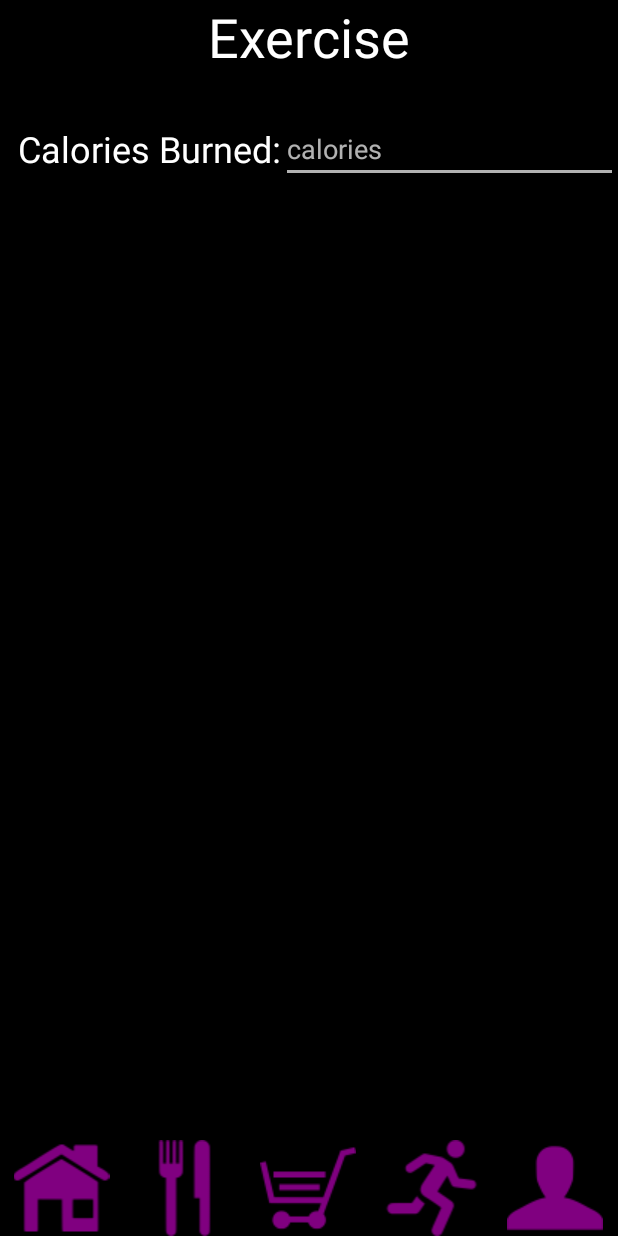
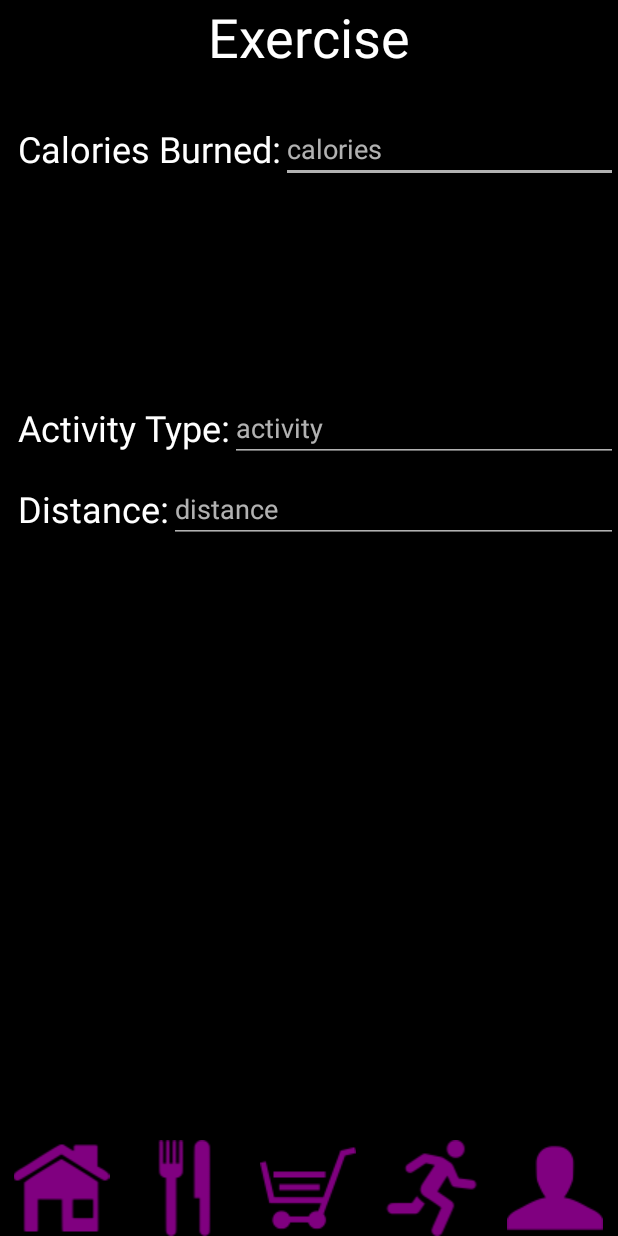
Before and after one commit to tilwe28/FitnessApp, an Android app: the Exercise screen opened directly, with no data from a screen before it, on a phone screen of 412 x 824 dp. Run offline under Robolectric (Android 15) with nearby library versions, the phone set to English and light mode, and no system bars; Roboto replaces fonts that are not available here.

Commit message:
deleted login

```diff
--- a/app/src/main/AndroidManifest.xml
+++ b/app/src/main/AndroidManifest.xml
@@ -15,8 +15,7 @@
         <activity android:name=".Exercise" />
         <activity android:name=".Diary" />
         <activity android:name=".Meals" />
-        <activity android:name=".Home" />
-        <activity android:name=".Login" >
+        <activity android:name=".Home">
             <intent-filter>
                 <action android:name="android.intent.action.MAIN" />
 
--- a/app/src/main/java/com/example/fitnessapp/Login.java
+++ /dev/null
@@ -1,6 +0,0 @@
-package com.example.fitnessapp;
-
-import android.app.Activity;
-
-public class Login extends Activity {
-}
--- a/app/src/main/res/layout/activity_exercise.xml
+++ b/app/src/main/res/layout/activity_exercise.xml
@@ -59,4 +59,64 @@
         app:layout_constraintStart_toEndOf="@+id/id_exercise_textView_manualInput"
         app:layout_constraintTop_toTopOf="@+id/id_exercise_textView_manualInput" />
 
+    <TextView
+        android:id="@+id/id_exercise_textView_activity"
+        android:layout_width="wrap_content"
+        android:layout_height="wrap_content"
+        android:text="Activity Type:"
+        android:textColor="#FFFFFF"
+        android:textSize="24sp"
+        app:layout_constraintBottom_toTopOf="@+id/navigationView"
+        app:layout_constraintStart_toStartOf="@+id/id_exercise_textView_manualInput"
+        app:layout_constraintTop_toBottomOf="@+id/id_exercise_textView_manualInput"
+        app:layout_constraintVertical_bias="0.25" />
+
+    <EditText
+        android:id="@+id/id_exercise_editText_activity"
+        android:layout_width="0dp"
+        android:layout_height="wrap_content"
+        android:alpha="0.7"
+        android:backgroundTint="#FFFFFF"
+        android:ems="10"
+        android:inputType="textPersonName"
+        android:onClick="clearText"
+        android:text="activity"
+        android:textColor="#FFFFFF"
+        android:textColorHint="#FFFFFF"
+        android:textSize="18sp"
+        app:layout_constraintBottom_toBottomOf="@+id/id_exercise_textView_activity"
+        app:layout_constraintEnd_toEndOf="parent"
+        app:layout_constraintStart_toEndOf="@+id/id_exercise_textView_activity"
+        app:layout_constraintTop_toTopOf="@+id/id_exercise_textView_activity" />
+
+    <TextView
+        android:id="@+id/id_exercise_textView_distance"
+        android:layout_width="wrap_content"
+        android:layout_height="wrap_content"
+        android:text="Distance:"
+        android:textColor="#FFFFFF"
+        android:textSize="24sp"
+        app:layout_constraintBottom_toTopOf="@+id/navigationView"
+        app:layout_constraintStart_toStartOf="@+id/id_exercise_textView_activity"
+        app:layout_constraintTop_toBottomOf="@+id/id_exercise_textView_activity"
+        app:layout_constraintVertical_bias="0.05" />
+
+    <EditText
+        android:id="@+id/id_exercise_editText_distance"
+        android:layout_width="0dp"
+        android:layout_height="wrap_content"
+        android:alpha="0.7"
+        android:backgroundTint="#FFFFFF"
+        android:ems="10"
+        android:inputType="textPersonName"
+        android:onClick="clearText"
+        android:text="distance"
+        android:textColor="#FFFFFF"
+        android:textColorHint="#FFFFFF"
+        android:textSize="18sp"
+        app:layout_constraintBottom_toBottomOf="@+id/id_exercise_textView_distance"
+        app:layout_constraintEnd_toEndOf="parent"
+        app:layout_constraintStart_toEndOf="@+id/id_exercise_textView_distance"
+        app:layout_constraintTop_toTopOf="@+id/id_exercise_textView_distance" />
+
 </androidx.constraintlayout.widget.ConstraintLayout>
```
